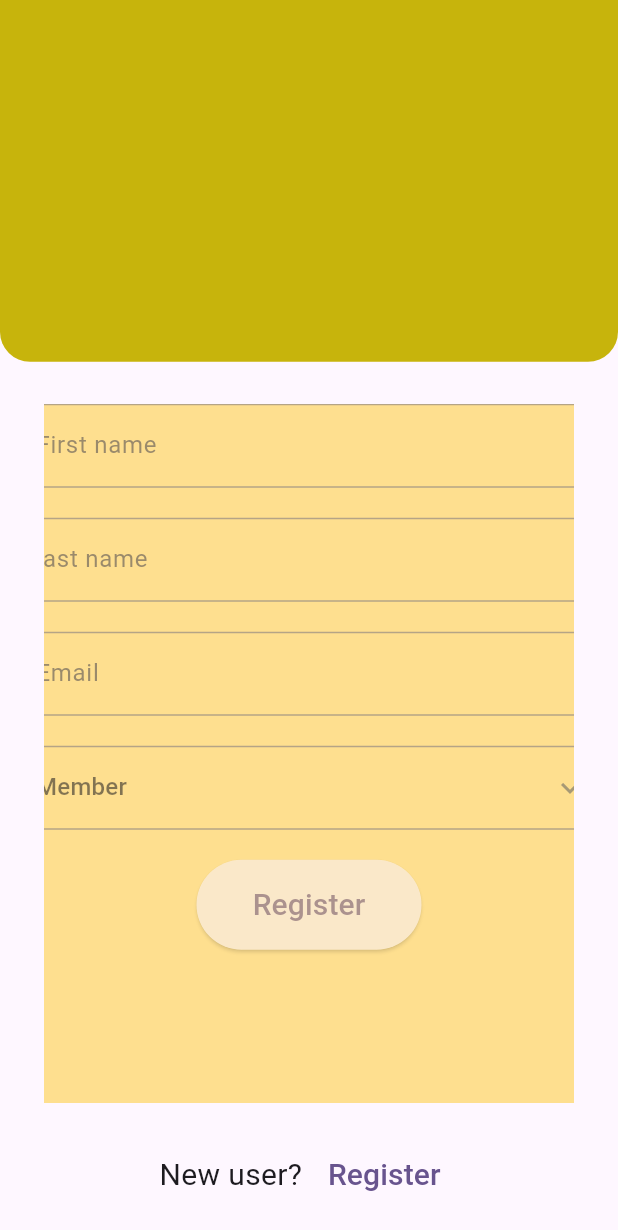
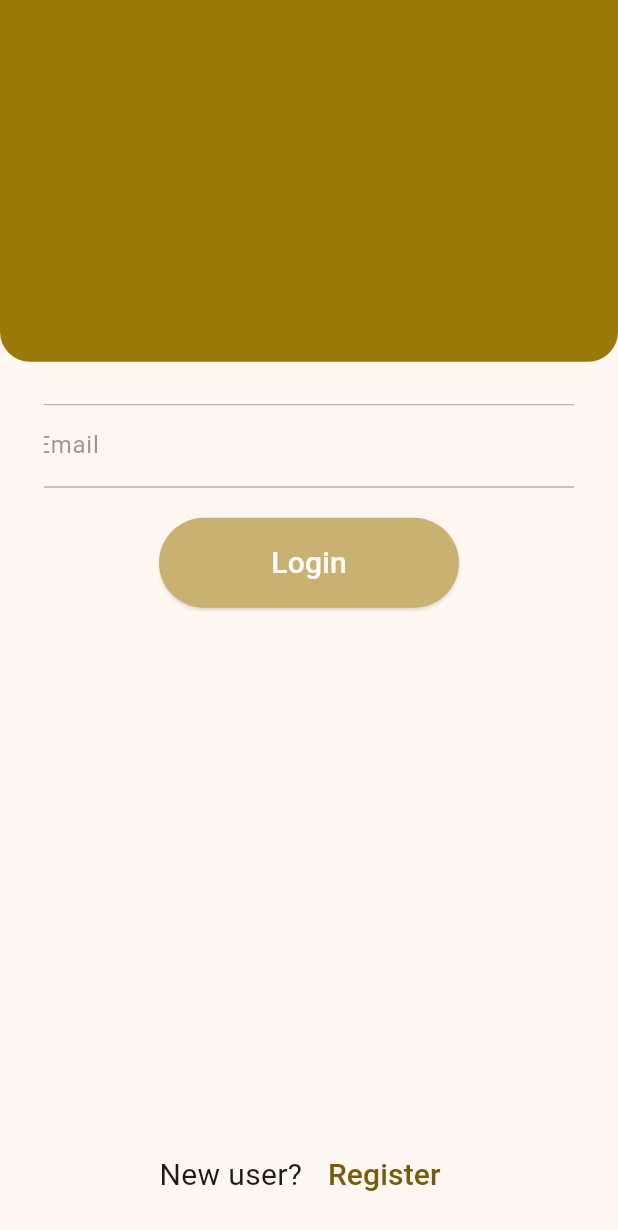
Before and after one commit to winstonmalcolm-tech/church-for-us, a Flutter app: the Authentication screen opened directly, after a tap on "Login", on a phone screen of 412 x 824 dp. Shown: the top 1230 px of the screen. Run offline on Flutter 3.47's test engine with Material 3 defaults, Android fonts, the phone set to English and light mode, and no system bars; our stand-ins replace email_validator, firebase_core, flutter_svg, google_fonts, lottie, smooth_page_indicator; accounts and stored records are empty.

Commit message:
new routes

```diff
--- a/lib/main.dart
+++ b/lib/main.dart
@@ -23,7 +23,7 @@ class MyApp extends StatelessWidget {
       title: 'Flutter Demo',
       debugShowCheckedModeBanner: false,
       theme: ThemeData(
-        colorScheme: ColorScheme.fromSeed(seedColor: Colors.deepPurple),
+        colorScheme: ColorScheme.fromSeed(seedColor: Color.fromARGB(255, 156, 120, 9)),
         useMaterial3: true,
       ),
       home: const OnBoardingScreen(),
--- a/lib/routes/auth.dart
+++ b/lib/routes/auth.dart
@@ -1,10 +1,7 @@
 import "dart:async";
-
+import "package:church_stream/routes/homepage.dart";
 import "package:email_validator/email_validator.dart";
-import "package:flutter/cupertino.dart";
 import "package:flutter/material.dart";
-import "package:flutter/scheduler.dart";
-import "package:flutter/widgets.dart";
 
 class Authentication extends StatefulWidget {
   const Authentication({super.key});
@@ -19,7 +16,8 @@ class _AuthenticationState extends State<Authentication> {
   bool showForm = false;
   late double _width;
 
-  final _key = GlobalKey<FormState>();
+  final _registerKey = GlobalKey<FormState>();
+  final _loginKey = GlobalKey<FormState>();
 
   TextEditingController firstName = TextEditingController();
   TextEditingController lastName = TextEditingController();
@@ -54,13 +52,15 @@ class _AuthenticationState extends State<Authentication> {
               child: Container(
 
                 decoration: const BoxDecoration(
-                  color: Color.fromARGB(255, 199, 180, 12),
+                  color: Color.fromARGB(255, 156, 120, 9),
                   borderRadius: BorderRadius.only(bottomLeft: Radius.circular(20), bottomRight: Radius.circular(20))
                 )
 
               )
             ),
             const SizedBox(height: 20,),
+
+
             Expanded(
               flex: 6,
               child: Padding(
@@ -71,13 +71,13 @@ class _AuthenticationState extends State<Authentication> {
                     height: MediaQuery.of(context).size.height,
                     width:  _width,
                     decoration: BoxDecoration(
-                      color: Colors.amber,
+                      color: Colors.transparent,
                       borderRadius: BorderRadius.circular(20)
                     ),
                     child: (showForm) ? null : const Align(alignment: Alignment.center,child: Text("WELCOME", style: TextStyle(fontSize: 30))),
 
                   ),
-                  secondChild: register(),
+                  secondChild: (newUser) ? register() : login(),
                   crossFadeState: (!showForm) ? CrossFadeState.showFirst : CrossFadeState.showSecond,
                   duration: const Duration(milliseconds: 2000),
                 )
@@ -128,10 +128,53 @@ class _AuthenticationState extends State<Authentication> {
   }
 
 
+  Form login() {
+    return Form(
+      key: _loginKey,
+      child: Column(
+        children: [
+          TextFormField(
+              controller: email,
+              keyboardType: TextInputType.emailAddress,
+              validator: (value) {
+                if (value == null || value.isEmpty) {
+                  return "Please enter email";
+                } else if (!EmailValidator.validate(value)) {
+                  return "Please enter valid email";
+                }
+              },
+              decoration: const InputDecoration(
+                border: OutlineInputBorder(),
+                hintText: "church@gmail.com",
+                label: Text("Email")
+              ),
+            ),
+
+            const SizedBox(height: 20,),
+
+            SizedBox(
+              height: 60,
+              width: 200,
+              child: ElevatedButton(
+                style: ElevatedButton.styleFrom(
+                  backgroundColor: const Color.fromARGB(255, 156, 120, 9),
+                  foregroundColor: Colors.white,
+                  fixedSize: const Size(150, 60)
+
+                ),
+                onPressed: () {
+                    Navigator.of(context).pushReplacement(MaterialPageRoute(builder: (_) => const Home()));
+                },
+                child: const Text("Login", style: TextStyle(fontSize: 20),)),
+            ),
+        ],
+      )
+    );
+  }
+
   Form register() {
-
     return Form(
-      key: _key,
+      key: _registerKey,
       child: SingleChildScrollView(
         child: Column(
           children: [
@@ -157,6 +200,7 @@ class _AuthenticationState extends State<Authentication> {
                 if (value == null || value.isEmpty) {
                   return "Please enter last name";
                 }
+                return null;
               },
               decoration: const InputDecoration(
                 border: OutlineInputBorder(),
@@ -186,52 +230,18 @@ class _AuthenticationState extends State<Authentication> {
 
             const SizedBox(height: 20,),
 
-            DropdownButtonFormField(
-              value: "1",
-              decoration: const InputDecoration(
-                border: OutlineInputBorder()
-              ),
-              icon: const Icon(Icons.keyboard_arrow_down),
-              items: const [
-                DropdownMenuItem(value: "1", child: Text("Member")),
-                DropdownMenuItem(value: "2", child: Text("Church Admin"))
-              ],
-              onChanged: (value) {
-                setState(() {
-                  isMember.text = value!;
-                });
-
-              }
-            ),
-
-            if (isMember.text == "2") ... [
-              const SizedBox(height: 20,),
-
-              TextFormField(
-                  controller: churchName,
-                  keyboardType: TextInputType.text,
-                  validator: (value) {
-                    if (value == null || value.isEmpty) {
-                      return "Please enter email";
-                    }
-                  },
-                  decoration: const InputDecoration(
-                    border: OutlineInputBorder(),
-                    hintText: "name of church",
-                    label: Text("Church name"),
-
-                  ),
-                )
-            ],
-
-            const SizedBox(height: 20,),
-
             SizedBox(
               height: 60,
-              width: 150,
+              width: 200,
               child: ElevatedButton(
+                style: ElevatedButton.styleFrom(
+                  backgroundColor: const Color.fromARGB(255, 156, 120, 9),
+                  foregroundColor: Colors.white,
+                  fixedSize: const Size(150, 60)
+
+                ),
                 onPressed: () {
-
+                    Navigator.of(context).pushReplacement(MaterialPageRoute(builder: (_) => const Home()));
                 },
                 child: const Text("Register", style: TextStyle(fontSize: 20),)),
             ),
--- a/lib/routes/onBoarding.dart
+++ b/lib/routes/onBoarding.dart
@@ -79,7 +79,7 @@ class _OnBoardingScreenState extends State<OnBoardingScreen>{
                       shape: StadiumBorder()
                     ),
                     onPressed: () {
-                      Navigator.of(context).push(MaterialPageRoute(builder: (_) => const Authentication()));
+                      Navigator.of(context).pushReplacement(MaterialPageRoute(builder: (_) => const Authentication()));
                     },
                     child: const Text("Get Started", style: TextStyle(fontSize: 23, letterSpacing: 1.5),)
                   ),
```
Also changed, not shown: lib/routes/churchDashboard.dart (added, +46 -0 lines), lib/routes/homepage.dart (added, +95 -0 lines), lib/routes/newChannel.dart (added, +70 -0 lines), lib/routes/tab_screens/all_churches.dart (added, +66 -0 lines), lib/routes/tab_screens/subscribed_churches.dart (added, +19 -0 lines), assets/praise.jpg (added).
